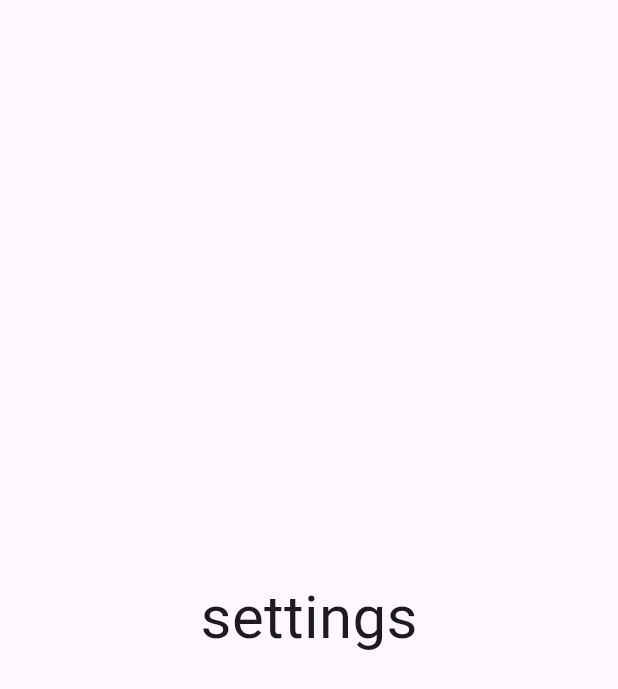
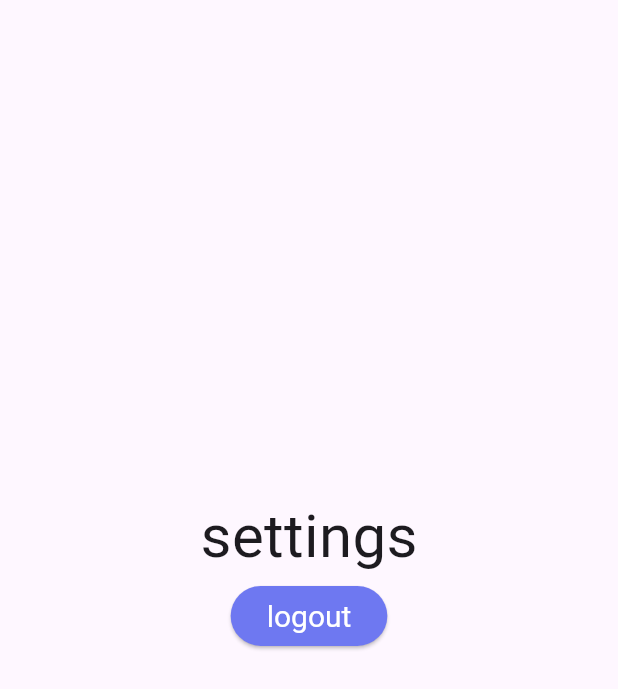
Before and after one commit to Linux-DEX/moodmate, a Flutter app: the SettigScreen screen opened directly, on a phone screen of 412 x 824 dp. Shown: the top 689 px of the screen. Run offline on Flutter 3.47's test engine with Material 3 defaults, Android fonts, the phone set to English and light mode, and no system bars; our stand-ins replace cloud_firestore, firebase_auth, firebase_core, get, just_audio, on_audio_query and 2 more; accounts and stored records are empty.

Commit message:
login and logout implementation

```diff
--- a/lib/screens/settings_screen.dart
+++ b/lib/screens/settings_screen.dart
@@ -1,4 +1,7 @@
 import 'package:flutter/material.dart';
+import 'package:moodmate/main.dart';
+import 'package:moodmate/screens/welcome_page.dart';
+import 'package:shared_preferences/shared_preferences.dart';
 
 class SettigScreen extends StatefulWidget {
   const SettigScreen({super.key});
@@ -10,12 +13,42 @@ class SettigScreen extends StatefulWidget {
 class _SettigScreenState extends State<SettigScreen> {
   @override
   Widget build(BuildContext context) {
-        return Scaffold(
-      body: Center(
-          child: Text(
-        "settings",
-        style: TextStyle(fontSize: 40),
-      )),
+    return Scaffold(
+      body: Column(
+        children: [
+          SizedBox(height: MediaQuery.of(context).size.height * 0.4,),
+          Center(
+              child: Text(
+            "settings",
+            style: TextStyle(fontSize: 40),
+          )),
+          ElevatedButton(
+            child: Text('logout', style: TextStyle(color: Colors.white),),
+            style: ElevatedButton.styleFrom(
+                // padding: EdgeInsets.fromLTRB(
+                //     MediaQuery.of(context).size.width * 0.2,
+                //     20,
+                //     MediaQuery.of(context).size.width * 0.2,
+                //     20),
+                primary: Color.fromARGB(255, 110, 120, 241),
+                textStyle: const TextStyle(
+                  color: Colors.white,
+                  fontSize: 20,
+                )),
+            onPressed: () async {
+              var sharedPref = await SharedPreferences.getInstance();
+              sharedPref.setBool(splashPageState.KEYLOGIN, false);
+
+              Navigator.pushReplacement(
+                context,
+                MaterialPageRoute(
+                  builder: (context) => WelcomePage(),
+                ),
+              );
+            },
+          ),
+        ],
+      ),
     );
   }
 }
--- a/lib/screens/signup_screen.dart
+++ b/lib/screens/signup_screen.dart
@@ -84,10 +84,10 @@ class _SignUpScreenState extends State<SignUpScreen> {
                             email: _emailTextController.text,
                             password: _passwordTextController.text)
                         .then((value) {
-                      Navigator.push(
+                      Navigator.pushReplacement(
                           context,
                           MaterialPageRoute(
-                              builder: (context) => HomeScreen()));
+                              builder: (context) => SignInScreen()));
                     }).onError((error, stackTrace) {
                       print("Error ${error.toString()}");
                     });
--- a/lib/screens/welcome_page.dart
+++ b/lib/screens/welcome_page.dart
@@ -33,7 +33,7 @@ class _WelcomePageState extends State<WelcomePage> {
                   height: 20,
                 ),
                 ElevatedButton(
-                  child: Text('Let Us Help You'),
+                  child: Text('Let Us Help You', style: TextStyle(color: Colors.white),),
                   style: ElevatedButton.styleFrom(
                       padding: EdgeInsets.fromLTRB(
                           MediaQuery.of(context).size.width * 0.2,
@@ -46,7 +46,7 @@ class _WelcomePageState extends State<WelcomePage> {
                         fontSize: 20,
                       )),
                   onPressed: () {
-                    Navigator.push(
+                    Navigator.pushReplacement(
                       context,
                       MaterialPageRoute(
                         builder: (context) => SignUpScreen(),
```
Also changed, not shown: lib/main.dart (+58 -6 lines), lib/screens/signin_screen.dart (+10 -4 lines).
